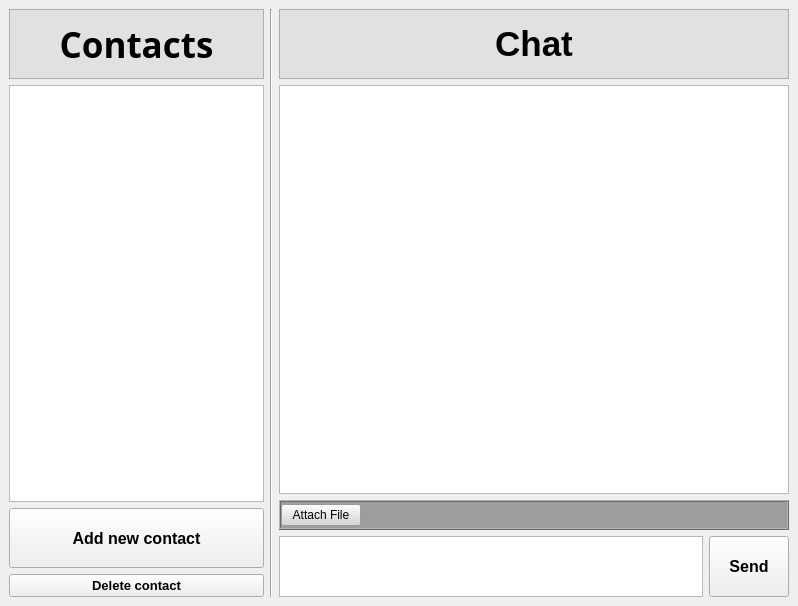
The window that p2p_comunicator/app/mainwindow.ui (sadowicz/p2p_communicator) describes before a commit, drawn with Qt 5.
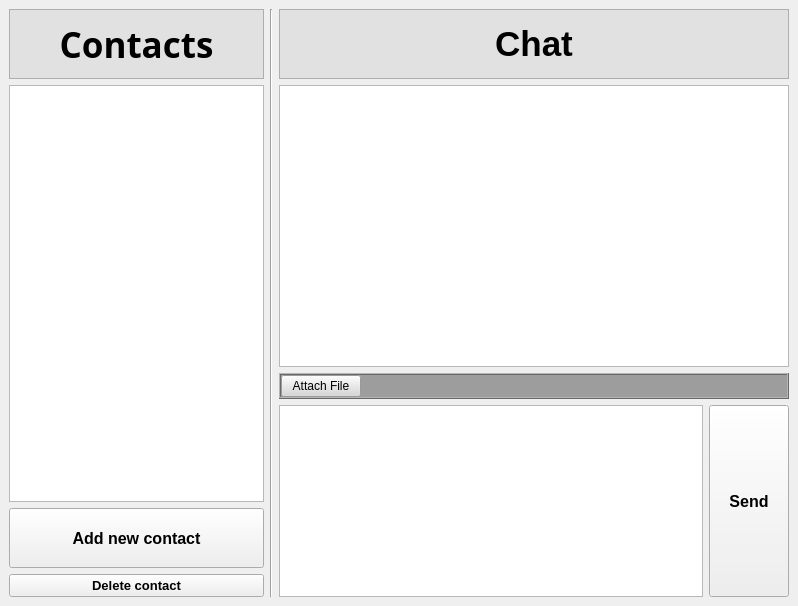
The same window after the commit.

Commit message: Changed TextEdit to ListView int Chat

```diff
--- a/p2p_comunicator/app/mainwindow.ui
+++ b/p2p_comunicator/app/mainwindow.ui
@@ -143,81 +143,11 @@
        </widget>
       </item>
       <item>
-       <layout class="QGridLayout" name="glChat" rowstretch="5,1" columnstretch="0">
-        <item row="0" column="0">
-         <layout class="QVBoxLayout" name="vlChatMessages" stretch="0,0">
-          <item>
-           <widget class="QFrame" name="frameChat">
-            <property name="enabled">
-             <bool>true</bool>
-            </property>
-            <property name="sizePolicy">
-             <sizepolicy hsizetype="Preferred" vsizetype="Minimum">
-              <horstretch>0</horstretch>
-              <verstretch>0</verstretch>
-             </sizepolicy>
-            </property>
-            <property name="minimumSize">
-             <size>
-              <width>0</width>
-              <height>50</height>
-             </size>
-            </property>
-            <property name="styleSheet">
-             <string notr="true">background-color: rgb(225, 225, 225);</string>
-            </property>
-            <property name="frameShape">
-             <enum>QFrame::StyledPanel</enum>
-            </property>
-            <property name="frameShadow">
-             <enum>QFrame::Raised</enum>
-            </property>
-            <layout class="QHBoxLayout" name="horizontalLayout">
-             <item>
-              <widget class="QLabel" name="lbChat">
-               <property name="sizePolicy">
-                <sizepolicy hsizetype="Maximum" vsizetype="Maximum">
-                 <horstretch>0</horstretch>
-                 <verstretch>0</verstretch>
-                </sizepolicy>
-               </property>
-               <property name="minimumSize">
-                <size>
-                 <width>0</width>
-                 <height>50</height>
-                </size>
-               </property>
-               <property name="font">
-                <font>
-                 <pointsize>26</pointsize>
-                 <weight>75</weight>
-                 <bold>true</bold>
-                </font>
-               </property>
-               <property name="text">
-                <string>Chat</string>
-               </property>
-               <property name="alignment">
-                <set>Qt::AlignCenter</set>
-               </property>
-              </widget>
-             </item>
-            </layout>
-           </widget>
-          </item>
-          <item>
-           <widget class="QTextEdit" name="teChat">
-            <property name="readOnly">
-             <bool>true</bool>
-            </property>
-           </widget>
-          </item>
-         </layout>
-        </item>
-        <item row="1" column="0">
+       <layout class="QGridLayout" name="glChat" rowstretch="5,1,0" columnstretch="0">
+        <item row="2" column="0">
          <layout class="QGridLayout" name="glSend">
           <property name="sizeConstraint">
-           <enum>QLayout::SetMinimumSize</enum>
+           <enum>QLayout::SetMinAndMaxSize</enum>
           </property>
           <item row="0" column="0" colspan="2">
            <widget class="QFrame" name="frameSend">
@@ -237,6 +167,9 @@
              <enum>QFrame::Raised</enum>
             </property>
             <layout class="QHBoxLayout" name="horizontalLayout_3" stretch="1,9">
+             <property name="sizeConstraint">
+              <enum>QLayout::SetMinAndMaxSize</enum>
+             </property>
              <property name="leftMargin">
               <number>0</number>
              </property>
@@ -293,7 +226,7 @@
           <item row="1" column="1">
            <widget class="QPushButton" name="pbSend">
             <property name="sizePolicy">
-             <sizepolicy hsizetype="Minimum" vsizetype="Preferred">
+             <sizepolicy hsizetype="Minimum" vsizetype="Minimum">
               <horstretch>0</horstretch>
               <verstretch>0</verstretch>
              </sizepolicy>
@@ -319,7 +252,7 @@
           <item row="1" column="0">
            <widget class="QTextEdit" name="teSend">
             <property name="sizePolicy">
-             <sizepolicy hsizetype="Expanding" vsizetype="MinimumExpanding">
+             <sizepolicy hsizetype="Expanding" vsizetype="Minimum">
               <horstretch>0</horstretch>
               <verstretch>0</verstretch>
              </sizepolicy>
@@ -330,10 +263,106 @@
               <height>10</height>
              </size>
             </property>
+            <property name="maximumSize">
+             <size>
+              <width>16777215</width>
+              <height>240</height>
+             </size>
+            </property>
            </widget>
           </item>
          </layout>
         </item>
+        <item row="0" column="0">
+         <layout class="QVBoxLayout" name="vlChatMessages" stretch="0">
+          <property name="sizeConstraint">
+           <enum>QLayout::SetMinAndMaxSize</enum>
+          </property>
+          <item>
+           <widget class="QFrame" name="frameChat">
+            <property name="enabled">
+             <bool>true</bool>
+            </property>
+            <property name="sizePolicy">
+             <sizepolicy hsizetype="Preferred" vsizetype="Minimum">
+              <horstretch>0</horstretch>
+              <verstretch>0</verstretch>
+             </sizepolicy>
+            </property>
+            <property name="minimumSize">
+             <size>
+              <width>0</width>
+              <height>50</height>
+             </size>
+            </property>
+            <property name="maximumSize">
+             <size>
+              <width>16777215</width>
+              <height>150</height>
+             </size>
+            </property>
+            <property name="styleSheet">
+             <string notr="true">background-color: rgb(225, 225, 225);</string>
+            </property>
+            <property name="frameShape">
+             <enum>QFrame::StyledPanel</enum>
+            </property>
+            <property name="frameShadow">
+             <enum>QFrame::Raised</enum>
+            </property>
+            <layout class="QHBoxLayout" name="horizontalLayout">
+             <property name="sizeConstraint">
+              <enum>QLayout::SetMinAndMaxSize</enum>
+             </property>
+             <item>
+              <widget class="QLabel" name="lbChat">
+               <property name="sizePolicy">
+                <sizepolicy hsizetype="Minimum" vsizetype="Maximum">
+                 <horstretch>0</horstretch>
+                 <verstretch>0</verstretch>
+                </sizepolicy>
+               </property>
+               <property name="minimumSize">
+                <size>
+                 <width>0</width>
+                 <height>50</height>
+                </size>
+               </property>
+               <property name="font">
+                <font>
+                 <pointsize>26</pointsize>
+                 <weight>75</weight>
+                 <bold>true</bold>
+                </font>
+               </property>
+               <property name="text">
+                <string>Chat</string>
+               </property>
+               <property name="alignment">
+                <set>Qt::AlignCenter</set>
+               </property>
+              </widget>
+             </item>
+            </layout>
+           </widget>
+          </item>
+         </layout>
+        </item>
+        <item row="1" column="0">
+         <widget class="QListView" name="listView">
+          <property name="minimumSize">
+           <size>
+            <width>0</width>
+            <height>0</height>
+           </size>
+          </property>
+          <property name="styleSheet">
+           <string notr="true">Qframe{
+	padding: 0
+}</string>
+          </property>
+         </widget>
+        </item>
        </layout>
       </item>
      </layout>
```
The commit also changes 1 other file.
